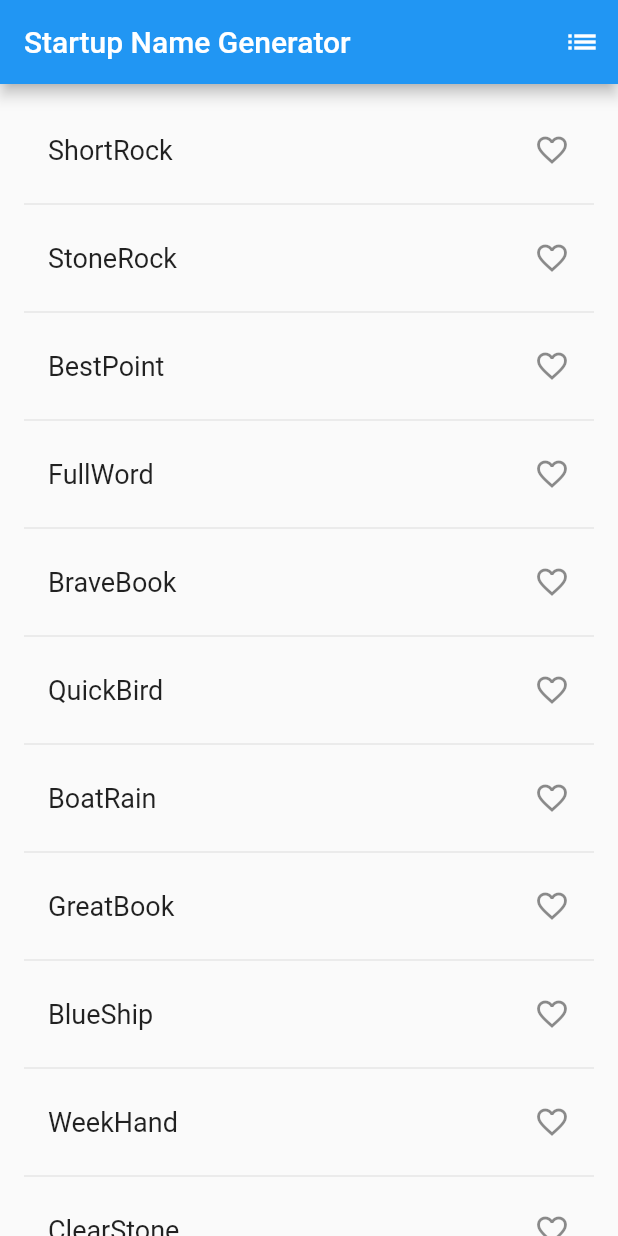
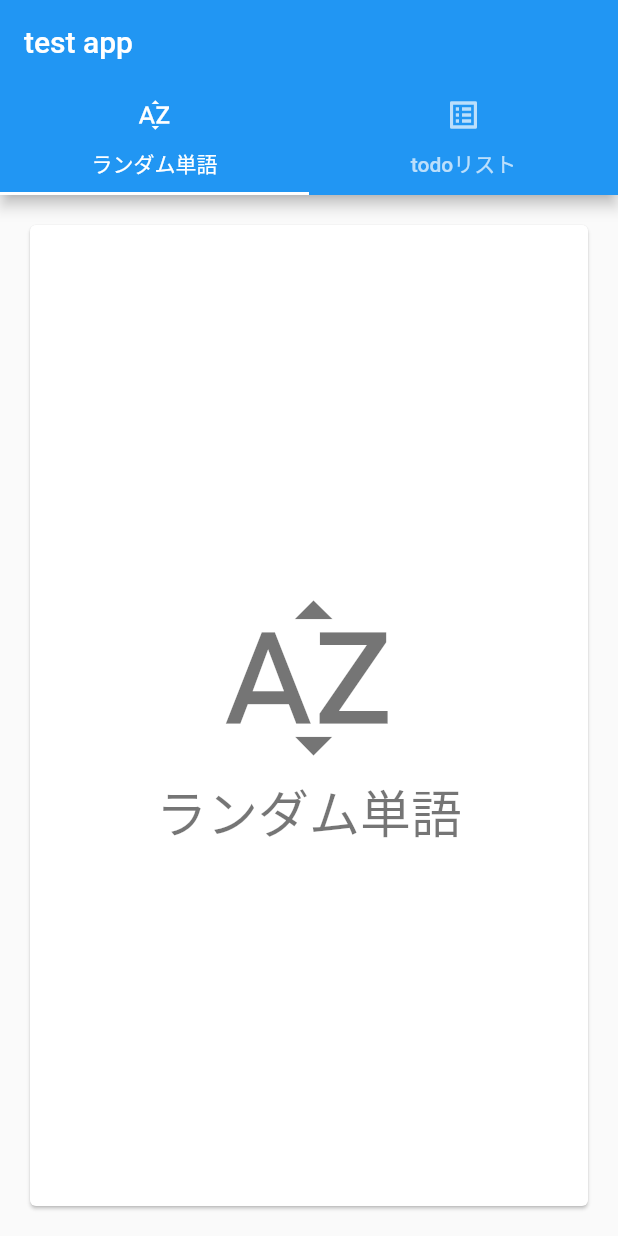
Before and after one commit to TJ-Yusuke/flutter_list_view_test, a Flutter app: the screen it shows after launch, on a phone screen of 412 x 824 dp. Run offline on Flutter 3.47's test engine with Material 2 defaults, Android fonts, the phone set to English and light mode, and no system bars.

Commit message:
add: タブレイアウトを実装

```diff
--- a/lib/main.dart
+++ b/lib/main.dart
@@ -11,7 +11,66 @@ class MyApp extends StatelessWidget {
   Widget build(BuildContext context) {
     return MaterialApp(
       title: 'Startup Name Generator',
-      home: RandomWords(),
+      home: DefaultTabController(
+        length: choices.length,
+        child: Scaffold(
+          appBar: AppBar(
+            title: const Text("test app"),
+            bottom: TabBar(
+              tabs: choices.map((Choice choice) {
+                return Tab(
+                  text: choice.title,
+                  icon: Icon(choice.icon),
+                );
+              }).toList(),
+            ),
+          ),
+          body: TabBarView(
+            children: choices.map((Choice choice) {
+              return Padding(
+                padding: const EdgeInsets.all(16.0),
+                child: ChoiceCard(choice: choice),
+              );
+            }).toList(),
+          ),
+        ),
+      ),
+    );
+  }
+}
+
+class Choice {
+  const Choice({required this.title, required this.icon});
+
+  final String title;
+  final IconData icon;
+}
+
+const List<Choice> choices = const <Choice>[
+  const Choice(title: "ランダム単語", icon: Icons.sort_by_alpha),
+  const Choice(title: "todoリスト", icon: Icons.list_alt),
+];
+
+class ChoiceCard extends StatelessWidget {
+  const ChoiceCard({Key? key, required this.choice}) : super(key: key);
+
+  final Choice choice;
+
+  @override
+  Widget build(BuildContext context) {
+    final TextStyle? textStyle = Theme.of(context).textTheme.display1;
+    return Card(
+      color: Colors.white,
+      child: Center(
+        child: Column(
+          mainAxisSize: MainAxisSize.min,
+          crossAxisAlignment: CrossAxisAlignment.center,
+          children: <Widget>[
+            Icon(choice.icon, size: 128.0, color: textStyle!.color),
+            Text(choice.title, style: textStyle),
+          ],
+        ),
+      ),
     );
   }
 }
```
